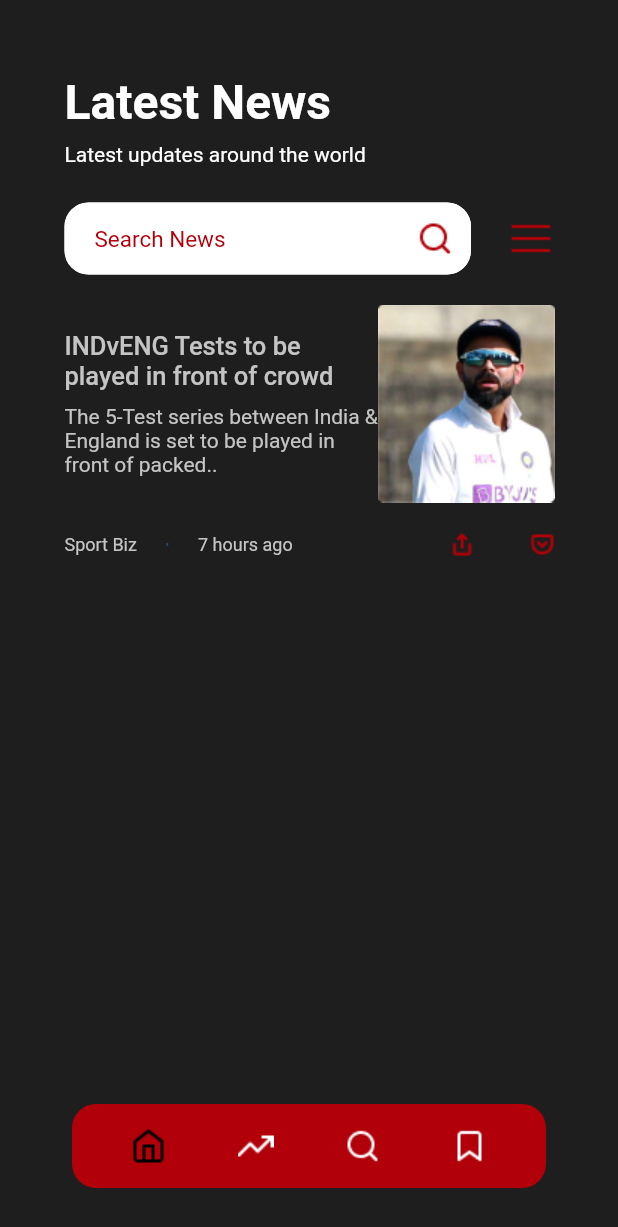
After one commit to emmanueledem/sharpnews, a Flutter app: the LatestNewsScreen screen opened directly, on a phone screen of 412 x 824 dp. The commit adds this screen. Shown: the top 1227 px of the screen. Run offline on Flutter 3.47's test engine with Material 2 defaults, Android fonts, the phone set to English and light mode, and no system bars; our stand-ins replace device_preview; Roboto replaces fonts that are missing (poppins).

Commit message:
latest_news_screen

```diff
--- a/lib/constants/images.dart
+++ b/lib/constants/images.dart
@@ -3,4 +3,6 @@ class Appset {
   static const appHotTopicsImage = 'assets/images/hot_topics_img.png';
   static const appfighterImage = 'assets/images/fighters_img.jpg';
   static const appAthleteImage = 'assets/images/athletes_img.png';
+  static const cricketMan = 'assets/images/cricket_man.png';
+  static const ellipseImg = 'assets/images/Ellipse.png';
 }
--- a/lib/main.dart
+++ b/lib/main.dart
@@ -2,7 +2,7 @@ import 'package:device_preview/device_preview.dart';
 import 'package:flutter/material.dart';
 import 'package:sharpnews/screens/splash_screen.dart';
 
-bool kReleaseMode = true;
+bool kReleaseMode = false;
 
 void main() {
   runApp(
--- a/lib/screens/home_screen.dart
+++ b/lib/screens/home_screen.dart
@@ -1,8 +1,9 @@
 import 'package:flutter/material.dart';
 import 'package:sharpnews/constants/colors.dart';
 import 'package:sharpnews/constants/images.dart';
+import 'package:sharpnews/screens/latest_news_screen.dart';
 import 'package:sharpnews/widgets/bottom_nav_container.dart';
-import 'package:sharpnews/widgets/latest_news.dart';
+import 'package:sharpnews/widgets/latest_news_home.dart';
 import 'package:sharpnews/widgets/news_source_and_time.dart';
 import '../constants/styles.dart';
 
@@ -25,8 +26,6 @@ class _HomeScreenState extends State<HomeScreen> {
             Padding(
               padding: const EdgeInsets.only(top: 49, left: 43, right: 42),
               child: Column(
-                children: [
-                  Column(
                 crossAxisAlignment: CrossAxisAlignment.start,
                 children: [
                   const Text(
@@ -91,8 +90,7 @@ class _HomeScreenState extends State<HomeScreen> {
                           height: 200,
                           width: 305,
                           decoration: const BoxDecoration(
-                                borderRadius:
-                                    BorderRadius.all(Radius.circular(8)),
+                            borderRadius: BorderRadius.all(Radius.circular(8)),
                             image: DecorationImage(
                               image: AssetImage(Appset.appHotTopicsImage),
                             ),
@@ -106,8 +104,8 @@ class _HomeScreenState extends State<HomeScreen> {
                   ),
                   Row(
                     mainAxisAlignment: MainAxisAlignment.spaceBetween,
-                        children: const [
-                          Text(
+                    children: [
+                      const Text(
                         'Latest News',
                         style: TextStyle(
                             fontSize: 36,
@@ -115,10 +113,19 @@ class _HomeScreenState extends State<HomeScreen> {
                             fontWeight: FontWeight.w700,
                             color: Color(0xffFFFFFF)),
                       ),
-                          Image(
+                      InkWell(
+                        onTap: () {
+                          Navigator.push(
+                            context,
+                            MaterialPageRoute(
+                                builder: (context) => const LatestNewsScreen()),
+                          );
+                        },
+                        child: const Image(
                             width: 32,
                             height: 32,
-                              image: AssetImage('assets/app_icons/Polygon.png'))
+                            image: AssetImage('assets/app_icons/Polygon.png')),
+                      )
                     ],
                   ),
                   const SizedBox(
@@ -126,13 +133,13 @@ class _HomeScreenState extends State<HomeScreen> {
                   ),
                   Row(
                     children: [
-                          LatestNews(
+                      LatestNewsHome(
                         title: 'News Title Lorem Ipsum Dolor Sit Amet',
                         image: Appset.appfighterImage,
                         source: 'CNN UK',
                         time: '1 Hour Ago',
                       ),
-                          LatestNews(
+                      LatestNewsHome(
                         title: 'News Title Lorem Ipsum Dolor Sit Amet',
                         image: Appset.appAthleteImage,
                         source: 'CNN UK',
@@ -145,11 +152,9 @@ class _HomeScreenState extends State<HomeScreen> {
                   )
                 ],
               ),
-                ],
-              ),
             ),
             Positioned(
-                left: 54,
+                left: 70,
                 right: 55,
                 top: 377,
                 child: Column(
@@ -187,7 +192,7 @@ class _HomeScreenState extends State<HomeScreen> {
                     child: const Padding(
                       padding:
                           EdgeInsets.symmetric(vertical: 16, horizontal: 39),
-                      child: Bottom_nav_container(),
+                      child: BottomNavContainer(),
                     ),
                   ),
                 ))
--- a/lib/screens/latest_news.dart
+++ /dev/null
@@ -1,17 +0,0 @@
-import 'package:flutter/material.dart';
-
-class LatestNews extends StatefulWidget {
-  const LatestNews({ Key? key }) : super(key: key);
-
-  @override
-  State<LatestNews> createState() => _LatestNewsState();
-}
-
-class _LatestNewsState extends State<LatestNews> {
-  @override
-  Widget build(BuildContext context) {
-    return Container(
-
-    );
-  }
-}
--- /dev/null
+++ b/lib/screens/latest_news_screen.dart
@@ -0,0 +1,101 @@
+import 'package:flutter/material.dart';
+import 'package:sharpnews/constants/colors.dart';
+import 'package:sharpnews/constants/styles.dart';
+import 'package:sharpnews/widgets/all_latest_news.dart';
+import 'package:sharpnews/widgets/bottom_nav_container.dart';
+
+class LatestNewsScreen extends StatefulWidget {
+  const LatestNewsScreen({Key? key}) : super(key: key);
+
+  @override
+  State<LatestNewsScreen> createState() => _LatestNewsScreenState();
+}
+
+class _LatestNewsScreenState extends State<LatestNewsScreen> {
+  @override
+  Widget build(BuildContext context) {
+    return Scaffold(
+      backgroundColor: appBackgroundColor,
+      body: Stack(
+        children: [
+          Padding(
+            padding: const EdgeInsets.only(top: 49, left: 43, right: 42),
+            child: Column(
+              crossAxisAlignment: CrossAxisAlignment.start,
+              children: [
+                const Text(
+                  'Latest News',
+                  style: TextStyle(
+                      fontSize: 32,
+                      fontStyle: FontStyle.normal,
+                      fontWeight: FontWeight.w700,
+                      color: Color(0xffFFFFFF)),
+                ),
+                const SizedBox(
+                  height: 8,
+                ),
+                const Text(
+                  'Latest updates around the world',
+                  style: TextStyle(
+                      fontSize: 14,
+                      fontStyle: FontStyle.normal,
+                      fontWeight: FontWeight.w400,
+                      color: Color(0xffFFFFFF)),
+                ),
+                const SizedBox(
+                  height: 24,
+                ),
+                Row(
+                  mainAxisAlignment: MainAxisAlignment.spaceEvenly,
+                  children: [
+                    Expanded(
+                      child: Form(
+                        child: TextFormField(
+                          decoration: kinputdecorationStyle,
+                        ),
+                      ),
+                    ),
+                    const SizedBox(
+                      width: 24,
+                    ),
+                    const Image(
+                        width: 32,
+                        height: 32,
+                        image: AssetImage('assets/app_icons/menu.png'))
+                  ],
+                ),
+                const SizedBox(
+                  height: 20,
+                ),
+                Expanded(
+                    child: ListView(
+                  children: const [
+                    AllLatestNews(),
+                  ],
+                )),
+              ],
+            ),
+          ),
+          Positioned(
+              bottom: 32,
+              left: 24,
+              right: 24,
+              child: Padding(
+                padding: const EdgeInsets.only(left: 24, right: 24),
+                child: Container(
+                  height: 56,
+                  width: 342,
+                  decoration: const BoxDecoration(
+                      color: appbusyColor,
+                      borderRadius: BorderRadius.all(Radius.circular(16))),
+                  child: const Padding(
+                    padding: EdgeInsets.symmetric(vertical: 16, horizontal: 39),
+                    child: BottomNavContainer(),
+                  ),
+                ),
+              ))
+        ],
+      ),
+    );
+  }
+}
--- /dev/null
+++ b/lib/widgets/all_latest_news.dart
@@ -0,0 +1,96 @@
+import 'package:flutter/material.dart';
+import 'package:sharpnews/constants/images.dart';
+
+class AllLatestNews extends StatelessWidget {
+  const AllLatestNews({
+    Key? key,
+  }) : super(key: key);
+
+  @override
+  Widget build(BuildContext context) {
+    return Padding(
+      padding: const EdgeInsets.only(bottom: 2),
+      child: Column(
+        children: [
+          Row(
+            mainAxisAlignment: MainAxisAlignment.spaceBetween,
+            children: [
+              Expanded(
+                child: Column(
+                  children: const [
+                    Text(
+                      'INDvENG Tests to be played in front of crowd',
+                      style: TextStyle(
+                          fontSize: 17,
+                          fontStyle: FontStyle.normal,
+                          fontWeight: FontWeight.w500,
+                          color: Color(0xffC4C4C4)),
+                    ),
+                    SizedBox(height: 9),
+                    Text(
+                        'The 5-Test series between India & England is set to be played in front of packed..',
+                        style: TextStyle(
+                            fontSize: 14,
+                            fontStyle: FontStyle.normal,
+                            fontWeight: FontWeight.w400,
+                            color: Color(0xffC4C4C4)))
+                  ],
+                ),
+              ),
+              const Image(image: AssetImage(Appset.cricketMan))
+            ],
+          ),
+          const SizedBox(height: 20),
+          Row(
+            mainAxisAlignment: MainAxisAlignment.spaceBetween,
+            children: [
+              Row(
+                mainAxisAlignment: MainAxisAlignment.spaceEvenly,
+                children: const [
+                  Text('Sport Biz',
+                      style: TextStyle(
+                          fontSize: 12,
+                          fontStyle: FontStyle.normal,
+                          fontWeight: FontWeight.w400,
+                          color: Color(0xffC4C4C4))),
+                  SizedBox(
+                    width: 19.36,
+                  ),
+                  Image(
+                      width: 2.03,
+                      height: 2,
+                      color: Color(0xff2F9FF8),
+                      image: AssetImage(Appset.ellipseImg)),
+                  SizedBox(
+                    width: 19.36,
+                  ),
+                  Text('7 hours ago',
+                      style: TextStyle(
+                          fontSize: 12,
+                          fontStyle: FontStyle.normal,
+                          fontWeight: FontWeight.w400,
+                          color: Color(0xffC4C4C4))),
+                ],
+              ),
+              Row(
+                children: const [
+                  Image(
+                      width: 16.26,
+                      height: 16,
+                      image: AssetImage('assets/app_icons/share.png')),
+                  SizedBox(
+                    width: 37.16,
+                  ),
+                  Image(
+                      width: 16.26,
+                      height: 16,
+                      image: AssetImage('assets/app_icons/pocket.png')),
+                ],
+              )
+            ],
+          )
+        ],
+      ),
+    );
+  }
+}
--- a/lib/widgets/bottom_nav_container.dart
+++ b/lib/widgets/bottom_nav_container.dart
@@ -1,7 +1,7 @@
 import 'package:flutter/material.dart';
 
-class Bottom_nav_container extends StatelessWidget {
-  const Bottom_nav_container({
+class BottomNavContainer extends StatelessWidget {
+  const BottomNavContainer({
     Key? key,
   }) : super(key: key);
 
--- a/lib/widgets/latest_news.dart
+++ b/lib/widgets/latest_news_home.dart
@@ -1,8 +1,8 @@
 import 'package:flutter/material.dart';
 import 'package:sharpnews/widgets/news_source_and_time.dart';
 
-class LatestNews extends StatelessWidget {
-  LatestNews(
+class LatestNewsHome extends StatelessWidget {
+  LatestNewsHome(
       {Key? key,
       required this.image,
       required this.title,
```
Also changed, not shown: assets/images/Ellipse.png (added), assets/images/cricket_man.png (added), assets/images/time_man.png (added). Lines whose indentation alone changed are shown as unchanged.
